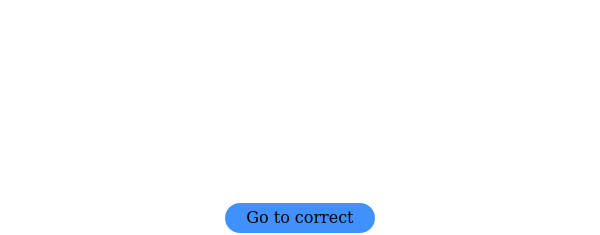
First picture: the form in ui_error.ui, repository BiaPyX/BiaPy-GUI, before the edit.
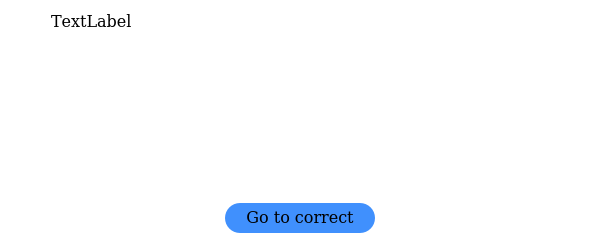
Second picture: the form after the edit.

Commit message: Add window frame information

Diff of the .ui file:
```diff
--- a/ui_error.ui
+++ b/ui_error.ui
@@ -96,7 +96,7 @@
         </property>
         <layout class="QHBoxLayout" name="horizontalLayout">
          <property name="spacing">
-          <number>0</number>
+          <number>9</number>
          </property>
          <property name="leftMargin">
           <number>0</number>
@@ -135,6 +135,19 @@
            </property>
           </widget>
          </item>
+         <item>
+          <widget class="QLabel" name="window_des_label">
+           <property name="font">
+            <font>
+             <family>DejaVu Math TeX Gyre</family>
+             <pointsize>12</pointsize>
+            </font>
+           </property>
+           <property name="text">
+            <string>TextLabel</string>
+           </property>
+          </widget>
+         </item>
          <item>
           <spacer name="horizontalSpacer">
            <property name="orientation">
```
The commit also changes 6 other files.
